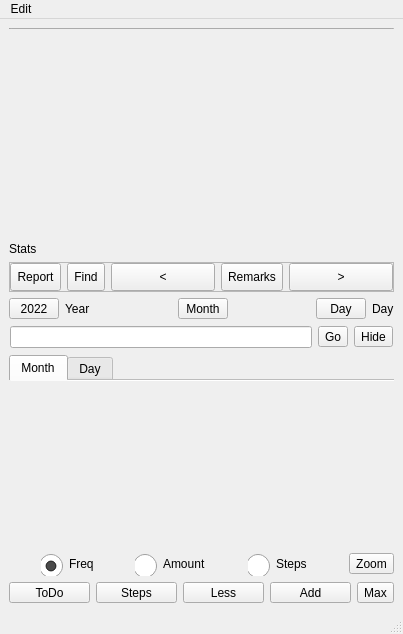
Old version of the form mainwindow.ui in the repository ic005k/Knot-Legacy.
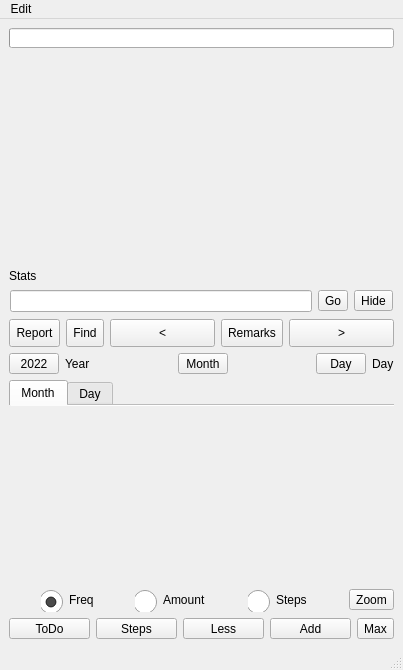
New version of the form. Icons and pictures are not drawn.

Diff of the .ui file:
```diff
--- a/mainwindow.ui
+++ b/mainwindow.ui
@@ -7,15 +7,15 @@
     <x>0</x>
     <y>0</y>
     <width>403</width>
-    <height>634</height>
+    <height>670</height>
    </rect>
   </property>
   <property name="windowTitle">
    <string>MainWindow</string>
   </property>
   <widget class="QWidget" name="centralwidget">
-   <layout class="QGridLayout" name="gridLayout_8">
-    <item row="0" column="0" rowspan="7">
+   <layout class="QGridLayout" name="gridLayout_9">
+    <item row="0" column="0" rowspan="5">
      <layout class="QVBoxLayout" name="vl"/>
     </item>
     <item row="0" column="1">
@@ -23,7 +23,7 @@
       <property name="maximumSize">
        <size>
         <width>16777215</width>
-        <height>1</height>
+        <height>20</height>
        </size>
       </property>
       <property name="maximum">
@@ -42,7 +42,7 @@
       <property name="minimumSize">
        <size>
         <width>0</width>
-        <height>200</height>
+        <height>0</height>
        </size>
       </property>
       <property name="maximumSize">
@@ -70,6 +70,13 @@
        <property name="bottomMargin">
         <number>0</number>
        </property>
+       <item row="1" column="0">
+        <widget class="QLabel" name="lblStats">
+         <property name="text">
+          <string>Stats</string>
+         </property>
+        </widget>
+       </item>
        <item row="0" column="0">
         <widget class="QTabWidget" name="tabWidget">
          <property name="mouseTracking">
@@ -109,11 +116,83 @@
          </property>
         </widget>
        </item>
-       <item row="1" column="0">
-        <widget class="QLabel" name="lblStats">
+       <item row="2" column="0">
+        <widget class="QFrame" name="frame_find">
+         <property name="minimumSize">
+          <size>
+           <width>0</width>
+           <height>0</height>
+          </size>
+         </property>
+         <property name="frameShape">
+          <enum>QFrame::NoFrame</enum>
+         </property>
+         <property name="frameShadow">
+          <enum>QFrame::Raised</enum>
+         </property>
+         <layout class="QGridLayout" name="gridLayout_6">
+          <property name="leftMargin">
+           <number>1</number>
+          </property>
+          <property name="topMargin">
+           <number>1</number>
+          </property>
+          <property name="rightMargin">
+           <number>1</number>
+          </property>
+          <property name="bottomMargin">
+           <number>1</number>
+          </property>
+          <item row="0" column="0">
+           <layout class="QHBoxLayout" name="horizontalLayout_4">
+            <item>
+             <widget class="QLineEdit" name="editFind">
+              <property name="minimumSize">
+               <size>
+                <width>0</width>
+                <height>0</height>
+               </size>
+              </property>
+              <property name="clearButtonEnabled">
+               <bool>true</bool>
+              </property>
+             </widget>
+            </item>
+            <item>
+             <widget class="QToolButton" name="btnGo">
+              <property name="sizePolicy">
+               <sizepolicy hsizetype="Fixed" vsizetype="Fixed">
+                <horstretch>0</horstretch>
+                <verstretch>0</verstretch>
+               </sizepolicy>
+              </property>
+              <property name="minimumSize">
+               <size>
+                <width>0</width>
+                <height>0</height>
+               </size>
+              </property>
          <property name="text">
-          <string>Stats</string>
-         </property>
+               <string>Go</string>
+              </property>
+             </widget>
+            </item>
+            <item>
+             <widget class="QToolButton" name="btnHide">
+              <property name="sizePolicy">
+               <sizepolicy hsizetype="Fixed" vsizetype="Fixed">
+                <horstretch>0</horstretch>
+                <verstretch>0</verstretch>
+               </sizepolicy>
+              </property>
+              <property name="text">
+               <string>Hide</string>
+              </property>
+             </widget>
+            </item>
+           </layout>
+          </item>
+         </layout>
         </widget>
        </item>
       </layout>
@@ -122,7 +201,7 @@
     <item row="2" column="1">
      <widget class="QFrame" name="frame_cw">
       <property name="frameShape">
-       <enum>QFrame::StyledPanel</enum>
+       <enum>QFrame::NoFrame</enum>
       </property>
       <property name="frameShadow">
        <enum>QFrame::Raised</enum>
@@ -237,6 +316,27 @@
      </widget>
     </item>
     <item row="3" column="1">
+     <widget class="QFrame" name="frame_charts">
+      <property name="frameShape">
+       <enum>QFrame::NoFrame</enum>
+      </property>
+      <property name="frameShadow">
+       <enum>QFrame::Raised</enum>
+      </property>
+      <layout class="QGridLayout" name="gridLayout_4">
+       <property name="leftMargin">
+        <number>0</number>
+       </property>
+       <property name="topMargin">
+        <number>0</number>
+       </property>
+       <property name="rightMargin">
+        <number>0</number>
+       </property>
+       <property name="bottomMargin">
+        <number>0</number>
+       </property>
+       <item row="0" column="0">
      <widget class="QFrame" name="frameYear">
       <property name="frameShape">
        <enum>QFrame::NoFrame</enum>
@@ -343,107 +443,7 @@
       </layout>
      </widget>
     </item>
-    <item row="4" column="1">
-     <widget class="QFrame" name="frame_find">
-      <property name="minimumSize">
-       <size>
-        <width>0</width>
-        <height>0</height>
-       </size>
-      </property>
-      <property name="frameShape">
-       <enum>QFrame::NoFrame</enum>
-      </property>
-      <property name="frameShadow">
-       <enum>QFrame::Raised</enum>
-      </property>
-      <layout class="QGridLayout" name="gridLayout_6">
-       <property name="leftMargin">
-        <number>1</number>
-       </property>
-       <property name="topMargin">
-        <number>1</number>
-       </property>
-       <property name="rightMargin">
-        <number>1</number>
-       </property>
-       <property name="bottomMargin">
-        <number>1</number>
-       </property>
-       <item row="0" column="0">
-        <layout class="QHBoxLayout" name="horizontalLayout_4">
-         <item>
-          <widget class="QLineEdit" name="editFind">
-           <property name="minimumSize">
-            <size>
-             <width>0</width>
-             <height>0</height>
-            </size>
-           </property>
-           <property name="clearButtonEnabled">
-            <bool>true</bool>
-           </property>
-          </widget>
-         </item>
-         <item>
-          <widget class="QToolButton" name="btnGo">
-           <property name="sizePolicy">
-            <sizepolicy hsizetype="Fixed" vsizetype="Fixed">
-             <horstretch>0</horstretch>
-             <verstretch>0</verstretch>
-            </sizepolicy>
-           </property>
-           <property name="minimumSize">
-            <size>
-             <width>0</width>
-             <height>0</height>
-            </size>
-           </property>
-           <property name="text">
-            <string>Go</string>
-           </property>
-          </widget>
-         </item>
-         <item>
-          <widget class="QToolButton" name="btnHide">
-           <property name="sizePolicy">
-            <sizepolicy hsizetype="Fixed" vsizetype="Fixed">
-             <horstretch>0</horstretch>
-             <verstretch>0</verstretch>
-            </sizepolicy>
-           </property>
-           <property name="text">
-            <string>Hide</string>
-           </property>
-          </widget>
-         </item>
-        </layout>
-       </item>
-      </layout>
-     </widget>
-    </item>
-    <item row="5" column="1">
-     <widget class="QFrame" name="frame_charts">
-      <property name="frameShape">
-       <enum>QFrame::NoFrame</enum>
-      </property>
-      <property name="frameShadow">
-       <enum>QFrame::Raised</enum>
-      </property>
-      <layout class="QGridLayout" name="gridLayout_4">
-       <property name="leftMargin">
-        <number>0</number>
-       </property>
-       <property name="topMargin">
-        <number>0</number>
-       </property>
-       <property name="rightMargin">
-        <number>0</number>
-       </property>
-       <property name="bottomMargin">
-        <number>0</number>
-       </property>
-       <item row="0" column="0">
+       <item row="1" column="0">
         <widget class="QTabWidget" name="tabCharts">
          <property name="minimumSize">
           <size>
@@ -517,7 +517,7 @@
          </widget>
         </widget>
        </item>
-       <item row="1" column="0">
+       <item row="2" column="0">
         <layout class="QHBoxLayout" name="horizontalLayout_5">
          <item>
           <spacer name="horizontalSpacer_3">
@@ -689,8 +689,29 @@
       </layout>
      </widget>
     </item>
-    <item row="6" column="1">
-     <layout class="QHBoxLayout" name="horizontalLayout">
+    <item row="4" column="1">
+     <widget class="QFrame" name="frameBtn">
+      <property name="frameShape">
+       <enum>QFrame::NoFrame</enum>
+      </property>
+      <property name="frameShadow">
+       <enum>QFrame::Raised</enum>
+      </property>
+      <layout class="QGridLayout" name="gridLayout_8">
+       <property name="leftMargin">
+        <number>0</number>
+       </property>
+       <property name="topMargin">
+        <number>0</number>
+       </property>
+       <property name="rightMargin">
+        <number>0</number>
+       </property>
+       <property name="bottomMargin">
+        <number>0</number>
+       </property>
+       <item row="0" column="0">
+        <layout class="QHBoxLayout" name="hlButton">
       <item>
        <widget class="QToolButton" name="btnTodo">
         <property name="sizePolicy">
@@ -775,6 +796,9 @@
        </widget>
       </item>
      </layout>
+       </item>
+      </layout>
+     </widget>
     </item>
    </layout>
   </widget>
```
Lines whose indentation alone changed are shown as unchanged.
